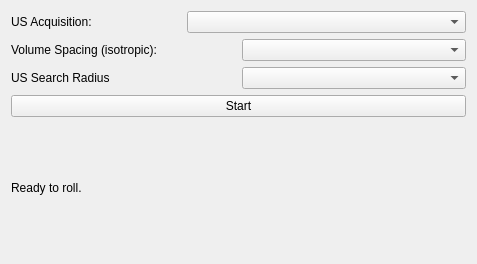
IbisNeuronav/Ibis, file IbisPlugins/GPU_VolumeReconstruction/gpu_volumereconstructionwidget.ui: the form before one commit.
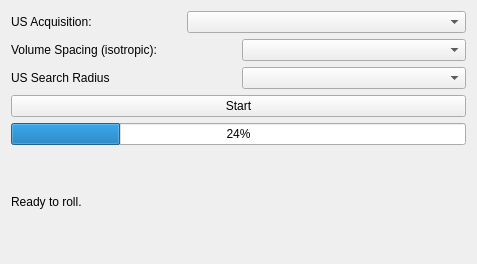
The form after the commit.

Commit message: Use plugin interface instead of application in  GPU_RigidRegistration.  Put back progress defined initially by Dante. Still does not work.

The edit to the form file:
```diff
--- a/IbisPlugins/GPU_VolumeReconstruction/gpu_volumereconstructionwidget.ui
+++ b/IbisPlugins/GPU_VolumeReconstruction/gpu_volumereconstructionwidget.ui
@@ -84,6 +84,13 @@
      </item>
     </layout>
    </item>
+   <item>
+    <widget class="QProgressBar" name="progressBar">
+     <property name="value">
+      <number>24</number>
+     </property>
+    </widget>
+   </item>
    <item>
     <widget class="QLabel" name="userFeedbackLabel">
      <property name="text">
```
The commit also changes 6 other files.
